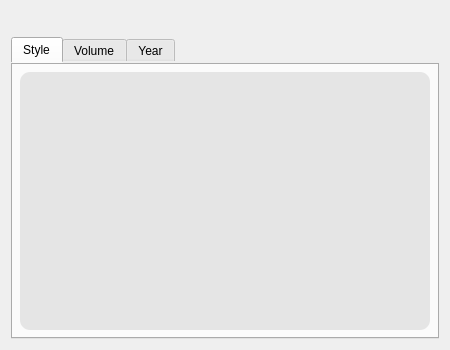
doubsman/DBAlbums, file DBLOADING.ui: the form before one commit.
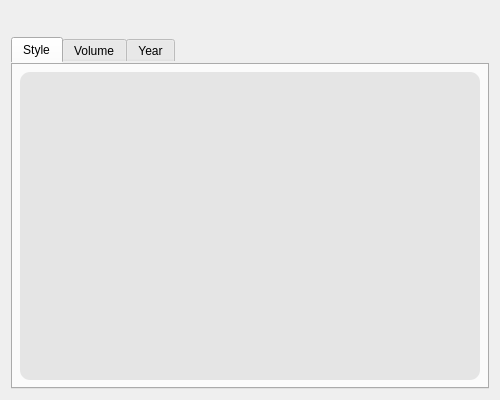
The form after the commit.

Diff of the .ui file:
```diff
--- a/DBLOADING.ui
+++ b/DBLOADING.ui
@@ -6,8 +6,8 @@
    <rect>
     <x>0</x>
     <y>0</y>
-    <width>450</width>
-    <height>350</height>
+    <width>500</width>
+    <height>400</height>
    </rect>
   </property>
   <property name="windowTitle">
```
